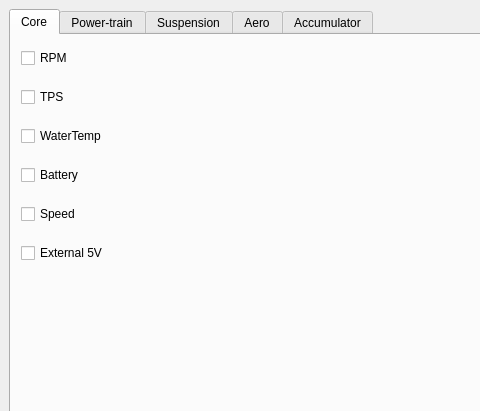
This is gui-front-end/mainwindow.ui in sufst/wireless-telemetry-gui as Qt 5 draws it before an edit; both pictures show x 0 to 480 and y 0 to 411 of the 800 by 600 pixel window. The edited form follows.
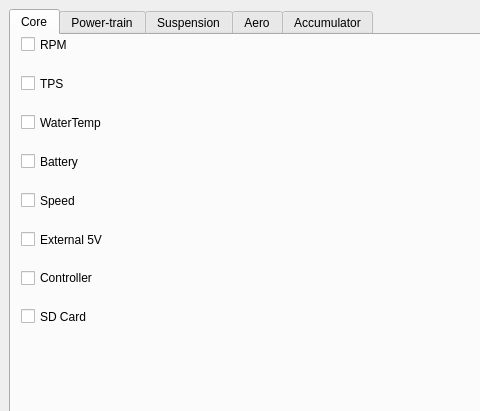
This is the edited form.

Commit message: SD & Controller checkboxes

Patch:
```diff
--- a/gui-front-end/mainwindow.ui
+++ b/gui-front-end/mainwindow.ui
@@ -34,11 +34,14 @@
            <rect>
             <x>10</x>
             <y>0</y>
-            <width>131</width>
-            <height>241</height>
+            <width>91</width>
+            <height>291</height>
            </rect>
           </property>
-          <layout class="QVBoxLayout" name="verticalLayout_2">
+          <layout class="QVBoxLayout" name="checkbox_layout">
+           <property name="spacing">
+            <number>20</number>
+           </property>
            <item>
             <widget class="QCheckBox" name="checkBox">
              <property name="text">
@@ -81,6 +84,39 @@
              </property>
             </widget>
            </item>
+           <item>
+            <spacer name="checkbox_spacer">
+             <property name="orientation">
+              <enum>Qt::Vertical</enum>
+             </property>
+             <property name="sizeHint" stdset="0">
+              <size>
+               <width>20</width>
+               <height>40</height>
+              </size>
+             </property>
+            </spacer>
+           </item>
+           <item>
+            <widget class="QCheckBox" name="controller">
+             <property name="text">
+              <string>Controller</string>
+             </property>
+             <property name="checkable">
+              <bool>false</bool>
+             </property>
+            </widget>
+           </item>
+           <item>
+            <widget class="QCheckBox" name="sdcard">
+             <property name="text">
+              <string>SD Card</string>
+             </property>
+             <property name="checkable">
+              <bool>false</bool>
+             </property>
+            </widget>
+           </item>
           </layout>
          </widget>
         </widget>
```
Left out of the diff: 12 changed lines with no effect on the pictures.
